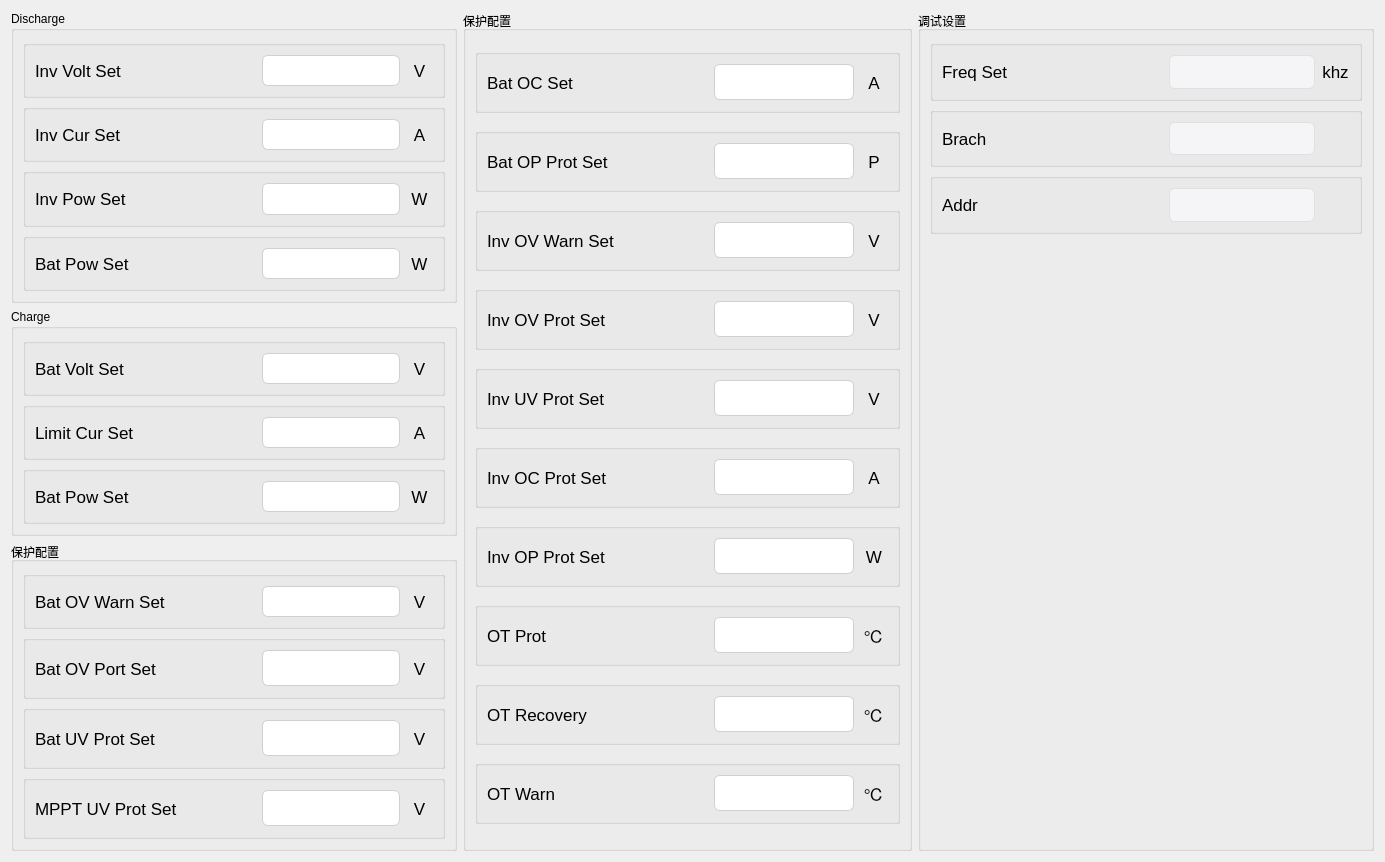
Above: tformconfig1.ui from Curtain-Wang/ModbusApp before the change. Below: the same form after it.
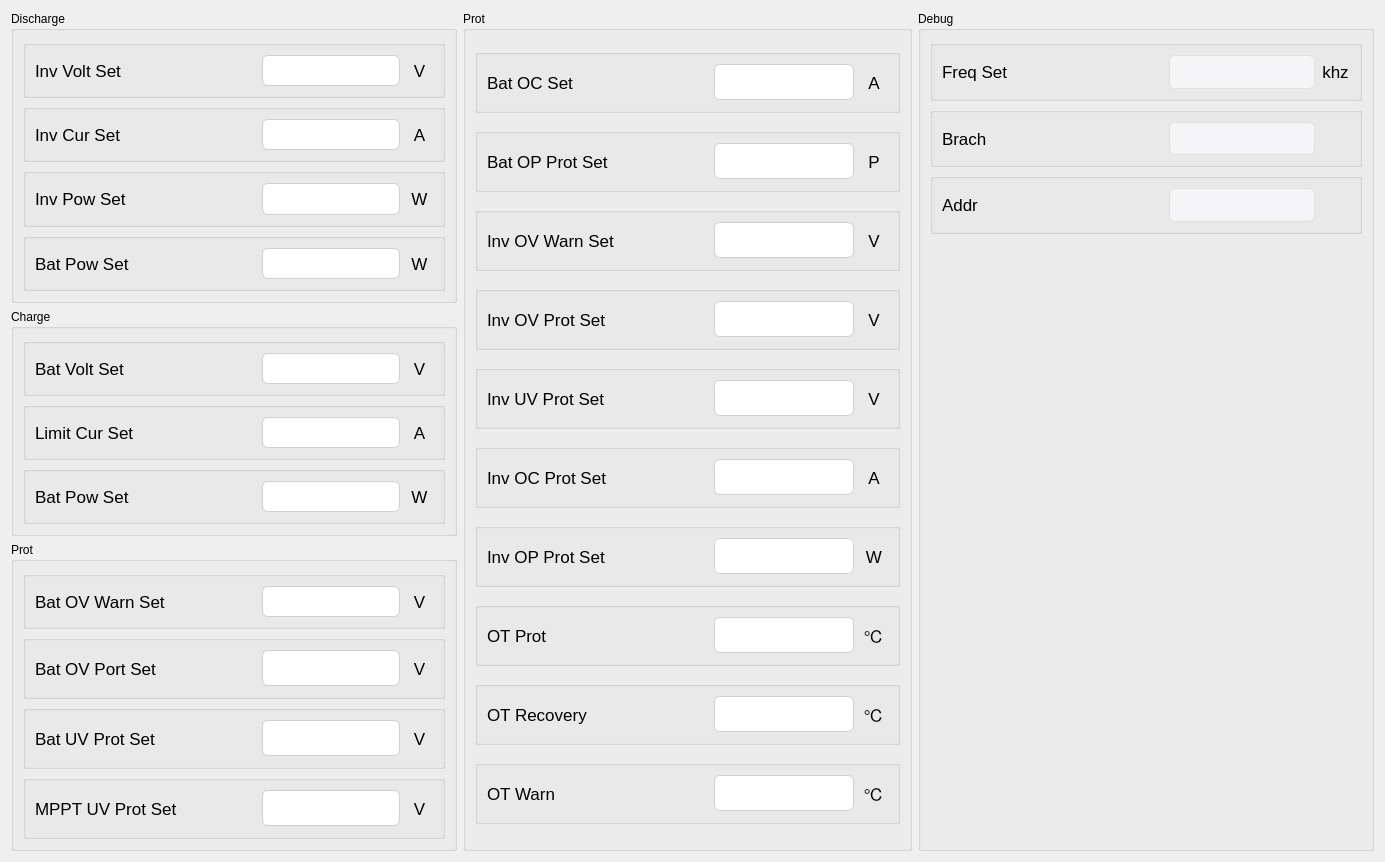
That is the form after the change. Custom widgets are drawn as their Qt base class.

The edit to the form file:
```diff
--- a/tformconfig1.ui
+++ b/tformconfig1.ui
@@ -702,7 +702,7 @@
      <item>
       <widget class="QGroupBox" name="groupBox_5">
        <property name="title">
-        <string>保护配置</string>
+        <string>Prot</string>
        </property>
        <layout class="QVBoxLayout" name="verticalLayout_3">
         <item>
@@ -1129,7 +1129,7 @@
    <item row="0" column="1">
     <widget class="QGroupBox" name="groupBox_3">
      <property name="title">
-      <string>保护配置</string>
+      <string>Prot</string>
      </property>
      <layout class="QVBoxLayout" name="verticalLayout_4">
       <item>
@@ -2208,7 +2208,7 @@
    <item row="0" column="2">
     <widget class="QGroupBox" name="groupBox_4">
      <property name="title">
-      <string>调试设置</string>
+      <string>Debug</string>
      </property>
      <layout class="QVBoxLayout" name="verticalLayout_6">
       <item>
```
